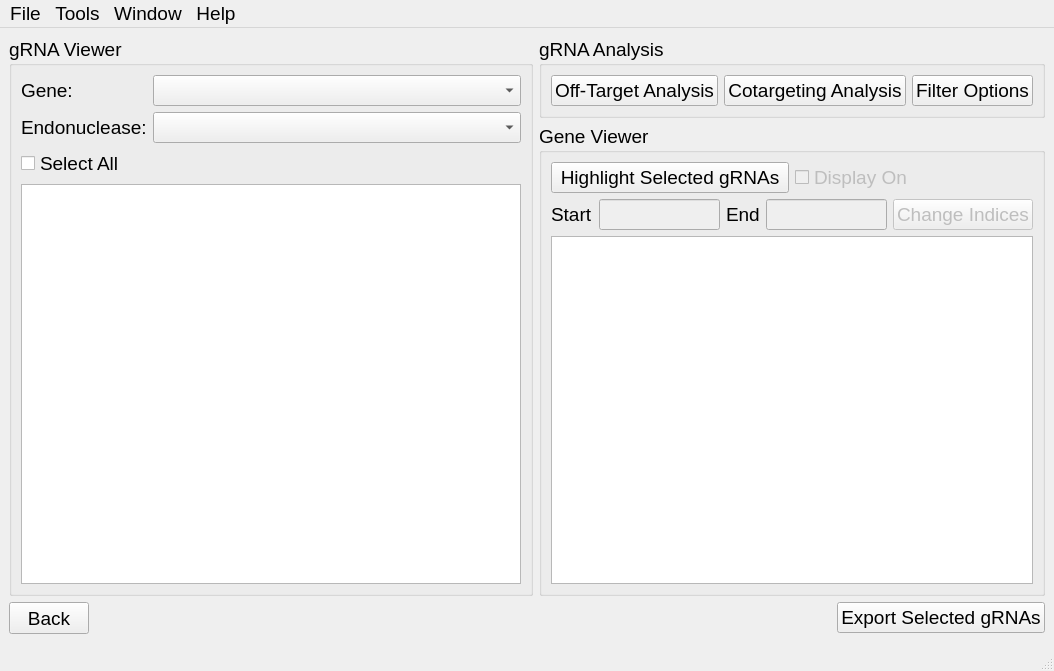
TrinhLab/CASPERapp, file resultsWindow.ui: the form before one commit.
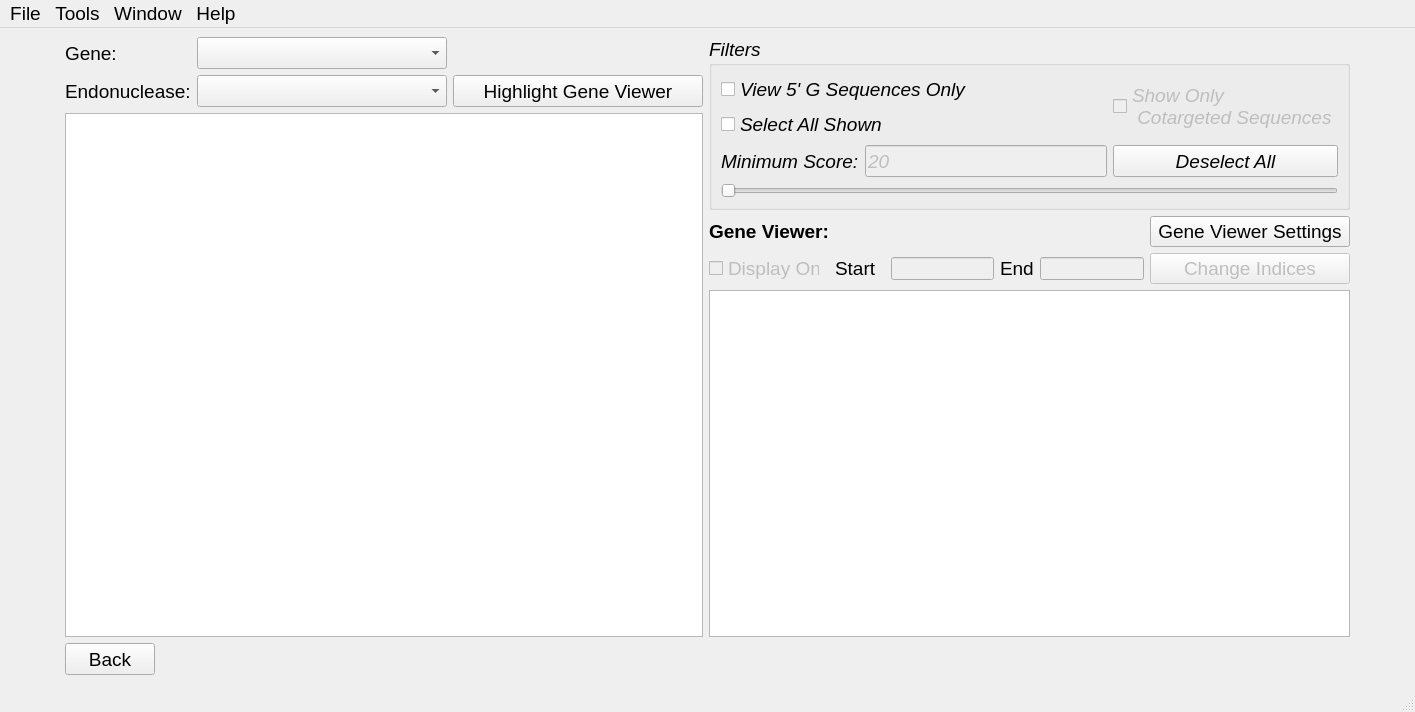
The form after the commit.

Patch:
```diff
--- a/resultsWindow.ui
+++ b/resultsWindow.ui
@@ -6,13 +6,12 @@
    <rect>
     <x>0</x>
     <y>0</y>
-    <width>1047</width>
-    <height>652</height>
+    <width>1415</width>
+    <height>712</height>
    </rect>
   </property>
   <property name="font">
    <font>
-    <family>Arial</family>
     <pointsize>14</pointsize>
    </font>
   </property>
@@ -21,199 +20,415 @@
   </property>
   <widget class="QWidget" name="centralwidget">
    <layout class="QGridLayout" name="gridLayout_2">
-    <item row="0" column="2" colspan="2">
-     <widget class="QGroupBox" name="grna_analysis">
+    <item row="2" column="2">
+     <layout class="QGridLayout" name="gridLayout_3">
+      <item row="1" column="3">
+       <widget class="QLabel" name="endLabel">
+        <property name="text">
+         <string>End</string>
+        </property>
+       </widget>
+      </item>
+      <item row="1" column="4">
+       <widget class="QLineEdit" name="lineEditEnd">
+        <property name="enabled">
+         <bool>false</bool>
+        </property>
+        <property name="minimumSize">
+         <size>
+          <width>100</width>
+          <height>23</height>
+         </size>
+        </property>
+        <property name="maximumSize">
+         <size>
+          <width>100000</width>
+          <height>23</height>
+         </size>
+        </property>
+       </widget>
+      </item>
+      <item row="1" column="5">
+       <widget class="QPushButton" name="change_start_end_button">
+        <property name="enabled">
+         <bool>false</bool>
+        </property>
+        <property name="minimumSize">
+         <size>
+          <width>200</width>
+          <height>0</height>
+         </size>
+        </property>
+        <property name="maximumSize">
+         <size>
+          <width>200</width>
+          <height>32</height>
+         </size>
+        </property>
+        <property name="toolTip">
+         <string>&lt;html&gt;&lt;head/&gt;&lt;body&gt;&lt;p&gt;This button changes the start and end indicies of the Gene Viewer sequence&lt;/p&gt;&lt;/body&gt;&lt;/html&gt;</string>
+        </property>
+        <property name="text">
+         <string>Change Indices</string>
+        </property>
+       </widget>
+      </item>
+      <item row="1" column="2">
+       <widget class="QLineEdit" name="lineEditStart">
+        <property name="enabled">
+         <bool>false</bool>
+        </property>
+        <property name="minimumSize">
+         <size>
+          <width>100</width>
+          <height>0</height>
+         </size>
+        </property>
+        <property name="maximumSize">
+         <size>
+          <width>100000</width>
+          <height>23</height>
+         </size>
+        </property>
+       </widget>
+      </item>
+      <item row="1" column="1">
+       <widget class="QLabel" name="startlabel">
+        <property name="minimumSize">
+         <size>
+          <width>50</width>
+          <height>0</height>
+         </size>
+        </property>
+        <property name="maximumSize">
+         <size>
+          <width>50</width>
+          <height>23</height>
+         </size>
+        </property>
+        <property name="text">
+         <string>Start</string>
+        </property>
+       </widget>
+      </item>
+      <item row="1" column="0">
+       <widget class="QCheckBox" name="displayGeneViewer">
+        <property name="enabled">
+         <bool>false</bool>
+        </property>
+        <property name="minimumSize">
+         <size>
+          <width>100</width>
+          <height>0</height>
+         </size>
+        </property>
+        <property name="maximumSize">
+         <size>
+          <width>111</width>
+          <height>21</height>
+         </size>
+        </property>
+        <property name="text">
+         <string>Display On</string>
+        </property>
+       </widget>
+      </item>
+      <item row="0" column="0">
+       <widget class="QLabel" name="geneviewerLabel">
+        <property name="font">
+         <font>
+          <pointsize>14</pointsize>
+          <weight>75</weight>
+          <bold>true</bold>
+         </font>
+        </property>
+        <property name="text">
+         <string>Gene Viewer:</string>
+        </property>
+       </widget>
+      </item>
+      <item row="0" column="1" colspan="5" alignment="Qt::AlignRight">
+       <widget class="QPushButton" name="gene_viewer_settings_button">
+        <property name="minimumSize">
+         <size>
+          <width>200</width>
+          <height>0</height>
+         </size>
+        </property>
+        <property name="maximumSize">
+         <size>
+          <width>200</width>
+          <height>32</height>
+         </size>
+        </property>
+        <property name="text">
+         <string>Gene Viewer Settings</string>
+        </property>
+       </widget>
+      </item>
+     </layout>
+    </item>
+    <item row="0" column="2" rowspan="2">
+     <widget class="QGroupBox" name="groupBox">
+      <property name="minimumSize">
+       <size>
+        <width>0</width>
+        <height>150</height>
+       </size>
+      </property>
+      <property name="maximumSize">
+       <size>
+        <width>100000</width>
+        <height>3000</height>
+       </size>
+      </property>
+      <property name="font">
+       <font>
+        <pointsize>14</pointsize>
+        <italic>true</italic>
+       </font>
+      </property>
       <property name="title">
-       <string>gRNA Analysis</string>
+       <string>Filters</string>
       </property>
       <layout class="QGridLayout" name="gridLayout">
-       <item row="0" column="0">
-        <widget class="QPushButton" name="off_target_button">
-         <property name="text">
-          <string>Off-Target Analysis</string>
-         </property>
-        </widget>
-       </item>
-       <item row="0" column="2">
-        <widget class="QPushButton" name="filter_options_button">
-         <property name="text">
-          <string>Filter Options</string>
-         </property>
-        </widget>
-       </item>
-       <item row="0" column="1">
-        <widget class="QPushButton" name="cotargeting_button">
-         <property name="text">
-          <string>Cotargeting Analysis</string>
-         </property>
-        </widget>
-       </item>
-      </layout>
-     </widget>
-    </item>
-    <item row="4" column="0">
-     <widget class="QLabel" name="label">
-      <property name="minimumSize">
-       <size>
-        <width>50</width>
-        <height>0</height>
-       </size>
-      </property>
-      <property name="maximumSize">
-       <size>
-        <width>50</width>
-        <height>16777215</height>
-       </size>
-      </property>
-      <property name="text">
-       <string/>
-      </property>
-     </widget>
-    </item>
-    <item row="5" column="3">
-     <widget class="QLabel" name="label_2">
-      <property name="minimumSize">
-       <size>
-        <width>50</width>
-        <height>0</height>
-       </size>
-      </property>
-      <property name="maximumSize">
-       <size>
-        <width>50</width>
-        <height>16777215</height>
-       </size>
-      </property>
-      <property name="text">
-       <string/>
-      </property>
-     </widget>
-    </item>
-    <item row="0" column="0" rowspan="7" colspan="2">
-     <widget class="QGroupBox" name="grna_viewer">
-      <property name="title">
-       <string>gRNA Viewer</string>
-      </property>
-      <layout class="QGridLayout" name="gridLayout_3">
-       <item row="1" column="1">
-        <widget class="QComboBox" name="endonucleaseBox">
-         <property name="minimumSize">
-          <size>
-           <width>250</width>
-           <height>0</height>
-          </size>
-         </property>
-         <property name="maximumSize">
-          <size>
-           <width>4000</width>
-           <height>32</height>
-          </size>
-         </property>
-         <property name="font">
-          <font>
-           <family>Arial</family>
-           <pointsize>14</pointsize>
-          </font>
-         </property>
-        </widget>
-       </item>
-       <item row="0" column="0">
-        <widget class="QLabel" name="geneLabel">
-         <property name="minimumSize">
-          <size>
-           <width>0</width>
-           <height>0</height>
-          </size>
-         </property>
-         <property name="maximumSize">
-          <size>
-           <width>50</width>
-           <height>16777215</height>
-          </size>
-         </property>
-         <property name="font">
-          <font>
-           <family>Arial</family>
-           <pointsize>14</pointsize>
-           <weight>50</weight>
-           <italic>false</italic>
-           <bold>false</bold>
-          </font>
-         </property>
-         <property name="styleSheet">
-          <string notr="true"/>
-         </property>
-         <property name="text">
-          <string>Gene:</string>
+       <item row="4" column="0" colspan="2">
+        <widget class="QSlider" name="scoreSlider">
+         <property name="orientation">
+          <enum>Qt::Horizontal</enum>
          </property>
         </widget>
        </item>
        <item row="2" column="0">
         <widget class="QCheckBox" name="checkBoxSelectAll">
          <property name="text">
-          <string>Select All</string>
+          <string>Select All Shown</string>
          </property>
         </widget>
        </item>
+       <item row="3" column="1">
+        <widget class="QPushButton" name="pushButton_Deselect_All">
+         <property name="minimumSize">
+          <size>
+           <width>0</width>
+           <height>32</height>
+          </size>
+         </property>
+         <property name="text">
+          <string>Deselect All</string>
+         </property>
+        </widget>
+       </item>
+       <item row="3" column="0">
+        <layout class="QHBoxLayout" name="horizontalLayout">
+         <item>
+          <widget class="QLabel" name="label_12">
+           <property name="minimumSize">
+            <size>
+             <width>0</width>
+             <height>32</height>
+            </size>
+           </property>
+           <property name="text">
+            <string>Minimum Score:</string>
+           </property>
+          </widget>
+         </item>
+         <item>
+          <widget class="QLineEdit" name="minScoreLine">
+           <property name="enabled">
+            <bool>false</bool>
+           </property>
+           <property name="minimumSize">
+            <size>
+             <width>0</width>
+             <height>32</height>
+            </size>
+           </property>
+           <property name="maximumSize">
+            <size>
+             <width>1000000</width>
+             <height>16777215</height>
+            </size>
+           </property>
+           <property name="text">
+            <string>20</string>
+           </property>
+          </widget>
+         </item>
+        </layout>
+       </item>
        <item row="1" column="0">
-        <widget class="QLabel" name="endoLabel">
-         <property name="styleSheet">
-          <string notr="true"/>
-         </property>
+        <widget class="QCheckBox" name="fivegseqCheckBox">
          <property name="text">
-          <string>Endonuclease:</string>
+          <string>View 5' G Sequences Only</string>
          </property>
         </widget>
        </item>
-       <item row="0" column="1">
-        <widget class="QComboBox" name="comboBoxGene">
-         <property name="minimumSize">
-          <size>
-           <width>250</width>
-           <height>0</height>
-          </size>
+       <item row="1" column="1" rowspan="2">
+        <widget class="QCheckBox" name="cotarget_checkbox">
+         <property name="enabled">
+          <bool>false</bool>
          </property>
-         <property name="maximumSize">
-          <size>
-           <width>4000</width>
-           <height>32</height>
-          </size>
-         </property>
-        </widget>
-       </item>
-       <item row="3" column="0" colspan="2">
-        <widget class="QTableWidget" name="targetTable">
          <property name="minimumSize">
           <size>
-           <width>500</width>
-           <height>400</height>
+           <width>0</width>
+           <height>50</height>
           </size>
          </property>
-         <property name="maximumSize">
-          <size>
-           <width>100000</width>
-           <height>100000</height>
-          </size>
-         </property>
-         <property name="verticalScrollMode">
-          <enum>QAbstractItemView::ScrollPerPixel</enum>
-         </property>
-         <property name="horizontalScrollMode">
-          <enum>QAbstractItemView::ScrollPerPixel</enum>
+         <property name="text">
+          <string>Show Only 
+ Cotargeted Sequences</string>
          </property>
         </widget>
        </item>
       </layout>
      </widget>
     </item>
-    <item row="7" column="3">
-     <widget class="QPushButton" name="export_button">
-      <property name="text">
-       <string>Export Selected gRNAs</string>
+    <item row="1" column="1" rowspan="3">
+     <widget class="QTableWidget" name="targetTable">
+      <property name="minimumSize">
+       <size>
+        <width>400</width>
+        <height>400</height>
+       </size>
       </property>
+      <property name="maximumSize">
+       <size>
+        <width>100000</width>
+        <height>100000</height>
+       </size>
+      </property>
+      <property name="verticalScrollMode">
+       <enum>QAbstractItemView::ScrollPerPixel</enum>
+      </property>
+      <property name="horizontalScrollMode">
+       <enum>QAbstractItemView::ScrollPerPixel</enum>
+      </property>
      </widget>
     </item>
-    <item row="7" column="0">
+    <item row="3" column="2">
+     <widget class="QTextEdit" name="geneViewer">
+      <property name="minimumSize">
+       <size>
+        <width>200</width>
+        <height>0</height>
+       </size>
+      </property>
+      <property name="maximumSize">
+       <size>
+        <width>100000</width>
+        <height>121212</height>
+       </size>
+      </property>
+     </widget>
+    </item>
+    <item row="0" column="1">
+     <layout class="QGridLayout" name="gridLayout_4">
+      <item row="0" column="0">
+       <widget class="QLabel" name="geneLabel">
+        <property name="minimumSize">
+         <size>
+          <width>0</width>
+          <height>0</height>
+         </size>
+        </property>
+        <property name="maximumSize">
+         <size>
+          <width>50</width>
+          <height>16777215</height>
+         </size>
+        </property>
+        <property name="font">
+         <font>
+          <family>Arial</family>
+          <pointsize>14</pointsize>
+          <weight>50</weight>
+          <italic>false</italic>
+          <bold>false</bold>
+         </font>
+        </property>
+        <property name="styleSheet">
+         <string notr="true"/>
+        </property>
+        <property name="text">
+         <string>Gene:</string>
+        </property>
+       </widget>
+      </item>
+      <item row="0" column="1">
+       <widget class="QComboBox" name="comboBoxGene">
+        <property name="minimumSize">
+         <size>
+          <width>250</width>
+          <height>0</height>
+         </size>
+        </property>
+        <property name="maximumSize">
+         <size>
+          <width>4000</width>
+          <height>32</height>
+         </size>
+        </property>
+       </widget>
+      </item>
+      <item row="1" column="0">
+       <widget class="QLabel" name="endoLabel">
+        <property name="styleSheet">
+         <string notr="true"/>
+        </property>
+        <property name="text">
+         <string>Endonuclease:</string>
+        </property>
+       </widget>
+      </item>
+      <item row="1" column="1">
+       <widget class="QComboBox" name="endonucleaseBox">
+        <property name="minimumSize">
+         <size>
+          <width>250</width>
+          <height>0</height>
+         </size>
+        </property>
+        <property name="maximumSize">
+         <size>
+          <width>4000</width>
+          <height>32</height>
+         </size>
+        </property>
+        <property name="font">
+         <font>
+          <family>Arial</family>
+          <pointsize>14</pointsize>
+         </font>
+        </property>
+       </widget>
+      </item>
+      <item row="1" column="2">
+       <widget class="QPushButton" name="highlight_gene_viewer_button">
+        <property name="minimumSize">
+         <size>
+          <width>250</width>
+          <height>32</height>
+         </size>
+        </property>
+        <property name="maximumSize">
+         <size>
+          <width>16777215</width>
+          <height>32</height>
+         </size>
+        </property>
+        <property name="toolTip">
+         <string>&lt;html&gt;&lt;head/&gt;&lt;body&gt;&lt;p&gt;This button will highlight the sequences in the Gene Viewer that match the sequences checked in the table&lt;/p&gt;&lt;/body&gt;&lt;/html&gt;</string>
+        </property>
+        <property name="text">
+         <string>Highlight Gene Viewer</string>
+        </property>
+       </widget>
+      </item>
+     </layout>
+    </item>
+    <item row="4" column="1">
      <widget class="QPushButton" name="back_button">
       <property name="minimumSize">
        <size>
@@ -232,166 +447,42 @@
       </property>
      </widget>
     </item>
-    <item row="1" column="2" rowspan="6" colspan="2">
-     <widget class="QGroupBox" name="gene_viewer">
-      <property name="title">
-       <string>Gene Viewer</string>
+    <item row="1" column="0">
+     <widget class="QLabel" name="label">
+      <property name="minimumSize">
+       <size>
+        <width>50</width>
+        <height>0</height>
+       </size>
       </property>
-      <layout class="QGridLayout" name="gridLayout_5">
-       <item row="0" column="2">
-        <widget class="QCheckBox" name="displayGeneViewer">
-         <property name="enabled">
-          <bool>false</bool>
-         </property>
-         <property name="minimumSize">
-          <size>
-           <width>0</width>
-           <height>0</height>
-          </size>
-         </property>
-         <property name="maximumSize">
-          <size>
-           <width>12341234</width>
-           <height>16777215</height>
-          </size>
-         </property>
-         <property name="text">
-          <string>Display On</string>
-         </property>
-        </widget>
-       </item>
-       <item row="0" column="1">
-        <widget class="QPushButton" name="highlight_gene_viewer_button">
-         <property name="minimumSize">
-          <size>
-           <width>0</width>
-           <height>0</height>
-          </size>
-         </property>
-         <property name="maximumSize">
-          <size>
-           <width>16777215</width>
-           <height>16777215</height>
-          </size>
-         </property>
-         <property name="toolTip">
-          <string>&lt;html&gt;&lt;head/&gt;&lt;body&gt;&lt;p&gt;This button will highlight the sequences in the Gene Viewer that match the sequences checked in the table&lt;/p&gt;&lt;/body&gt;&lt;/html&gt;</string>
-         </property>
-         <property name="text">
-          <string>Highlight Selected gRNAs</string>
-         </property>
-        </widget>
-       </item>
-       <item row="1" column="1" colspan="2">
-        <layout class="QHBoxLayout" name="horizontalLayout">
-         <item>
-          <widget class="QLabel" name="startlabel">
-           <property name="minimumSize">
-            <size>
-             <width>0</width>
-             <height>0</height>
-            </size>
-           </property>
-           <property name="maximumSize">
-            <size>
-             <width>16777215</width>
-             <height>16777215</height>
-            </size>
-           </property>
-           <property name="text">
-            <string>Start</string>
-           </property>
-          </widget>
-         </item>
-         <item>
-          <widget class="QLineEdit" name="lineEditStart">
-           <property name="enabled">
-            <bool>false</bool>
-           </property>
-           <property name="minimumSize">
-            <size>
-             <width>0</width>
-             <height>0</height>
-            </size>
-           </property>
-           <property name="maximumSize">
-            <size>
-             <width>12341234</width>
-             <height>16777215</height>
-            </size>
-           </property>
-          </widget>
-         </item>
-         <item>
-          <widget class="QLabel" name="endLabel">
-           <property name="text">
-            <string>End</string>
-           </property>
-          </widget>
-         </item>
-         <item>
-          <widget class="QLineEdit" name="lineEditEnd">
-           <property name="enabled">
-            <bool>false</bool>
-           </property>
-           <property name="minimumSize">
-            <size>
-             <width>0</width>
-             <height>0</height>
-            </size>
-           </property>
-           <property name="maximumSize">
-            <size>
-             <width>16777215</width>
-             <height>16777215</height>
-            </size>
-           </property>
-          </widget>
-         </item>
-         <item>
-          <widget class="QPushButton" name="change_start_end_button">
-           <property name="enabled">
-            <bool>false</bool>
-           </property>
-           <property name="minimumSize">
-            <size>
-             <width>0</width>
-             <height>0</height>
-            </size>
-           </property>
-           <property name="maximumSize">
-            <size>
-             <width>16777215</width>
-             <height>32</height>
-            </size>
-           </property>
-           <property name="toolTip">
-            <string>&lt;html&gt;&lt;head/&gt;&lt;body&gt;&lt;p&gt;This button changes the start and end indicies of the Gene Viewer sequence&lt;/p&gt;&lt;/body&gt;&lt;/html&gt;</string>
-           </property>
-           <property name="text">
-            <string>Change Indices</string>
-           </property>
-          </widget>
-         </item>
-        </layout>
-       </item>
-       <item row="3" column="1" colspan="2">
-        <widget class="QTextEdit" name="geneViewer">
-         <property name="minimumSize">
-          <size>
-           <width>0</width>
-           <height>0</height>
-          </size>
-         </property>
-         <property name="maximumSize">
-          <size>
-           <width>100000</width>
-           <height>121212</height>
-          </size>
-         </property>
-        </widget>
-       </item>
-      </layout>
+      <property name="maximumSize">
+       <size>
+        <width>50</width>
+        <height>16777215</height>
+       </size>
+      </property>
+      <property name="text">
+       <string/>
+      </property>
+     </widget>
+    </item>
+    <item row="2" column="3">
+     <widget class="QLabel" name="label_2">
+      <property name="minimumSize">
+       <size>
+        <width>50</width>
+        <height>0</height>
+       </size>
+      </property>
+      <property name="maximumSize">
+       <size>
+        <width>50</width>
+        <height>16777215</height>
+       </size>
+      </property>
+      <property name="text">
+       <string/>
+      </property>
      </widget>
     </item>
    </layout>
@@ -401,7 +492,7 @@
     <rect>
      <x>0</x>
      <y>0</y>
-     <width>1047</width>
+     <width>1415</width>
      <height>24</height>
     </rect>
    </property>
```
Left out of the diff: 1 changed line with no effect on the pictures.
